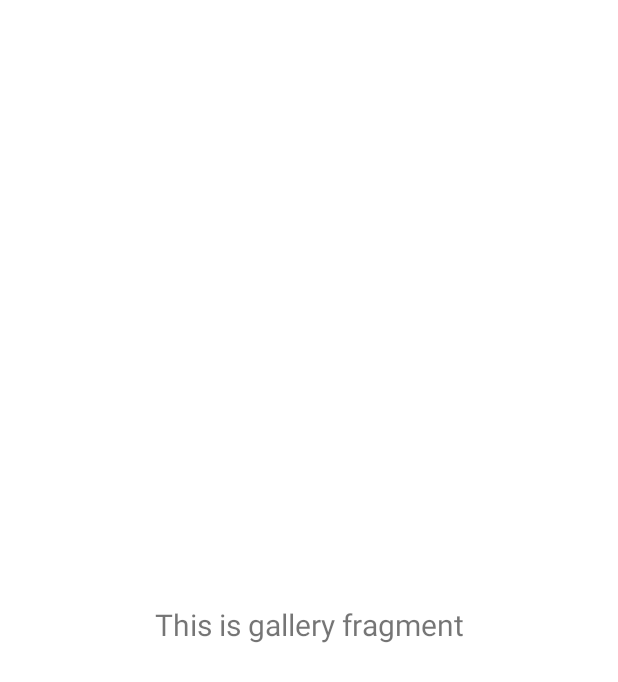
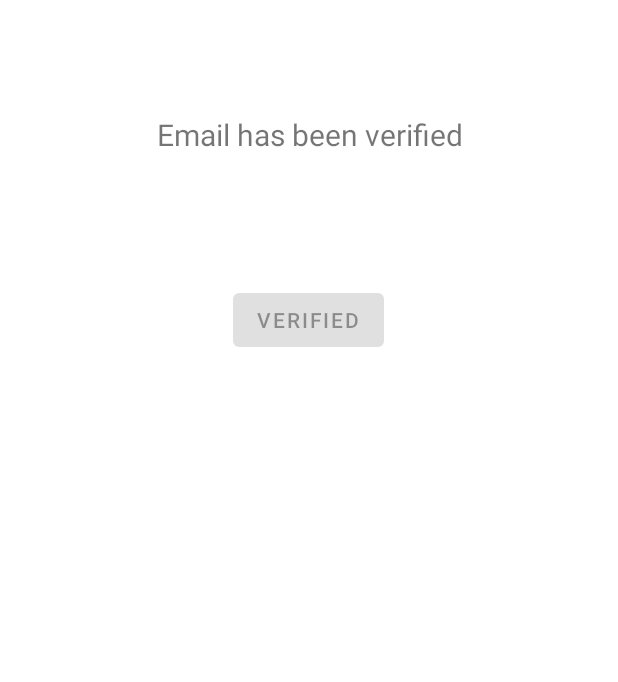
Before and after one commit to andres-sumihe/FCN-Minner, an Android app: the fragment GalleryFragment shown on its own in the app's theme, on a phone screen of 412 x 824 dp. Shown: the top 682 px of the screen. Run offline under Robolectric (Android 15) with nearby library versions, the phone set to English and light mode, and no system bars; our stand-ins replace Firebase (no records; nobody signed in at launch, a user with empty details on screens opened directly).

Commit message:
Add Email Verifiy

```diff
--- a/app/src/main/java/com/andflow/fcnminner/MainActivity.java
+++ b/app/src/main/java/com/andflow/fcnminner/MainActivity.java
@@ -74,6 +74,7 @@ public class MainActivity extends AppCompatActivity {
 
     }
 
+
     @Override
     public boolean onCreateOptionsMenu(Menu menu) {
         // Inflate the menu; this adds items to the action bar if it is present.
--- a/app/src/main/java/com/andflow/fcnminner/ui/gallery/GalleryFragment.java
+++ b/app/src/main/java/com/andflow/fcnminner/ui/gallery/GalleryFragment.java
@@ -1,10 +1,13 @@
 package com.andflow.fcnminner.ui.gallery;
 
+import android.content.Intent;
 import android.os.Bundle;
 import android.view.LayoutInflater;
 import android.view.View;
 import android.view.ViewGroup;
+import android.widget.Button;
 import android.widget.TextView;
+import android.widget.Toast;
 
 import androidx.annotation.NonNull;
 import androidx.annotation.Nullable;
@@ -12,11 +15,19 @@ import androidx.fragment.app.Fragment;
 import androidx.lifecycle.Observer;
 import androidx.lifecycle.ViewModelProvider;
 
+import com.andflow.fcnminner.Login;
+import com.andflow.fcnminner.MainActivity;
 import com.andflow.fcnminner.R;
+import com.google.android.gms.tasks.OnSuccessListener;
+import com.google.firebase.auth.FirebaseAuth;
+import com.google.firebase.auth.FirebaseUser;
+import com.google.firebase.firestore.FirebaseFirestore;
 
 public class GalleryFragment extends Fragment {
 
     private GalleryViewModel galleryViewModel;
+    private FirebaseAuth mAuth;
+    private FirebaseFirestore fStore;
 
     public View onCreateView(@NonNull LayoutInflater inflater,
                              ViewGroup container, Bundle savedInstanceState) {
@@ -24,12 +35,40 @@ public class GalleryFragment extends Fragment {
                 new ViewModelProvider(this).get(GalleryViewModel.class);
         View root = inflater.inflate(R.layout.fragment_gallery, container, false);
         final TextView textView = root.findViewById(R.id.text_gallery);
+        final TextView textView2 = root.findViewById(R.id.text_gallery2);
+        final Button buttonVerify = root.findViewById(R.id.buttonVerify);
+        mAuth = FirebaseAuth.getInstance();
+        fStore = FirebaseFirestore.getInstance();
+        FirebaseUser fuser = mAuth.getCurrentUser();
+
         galleryViewModel.getText().observe(getViewLifecycleOwner(), new Observer<String>() {
             @Override
             public void onChanged(@Nullable String s) {
-                textView.setText(s);
+                if(fuser.isEmailVerified()){
+                    buttonVerify.setText("Verified");
+                    buttonVerify.setEnabled(false);
+                    textView2.setVisibility(View.INVISIBLE);
+                    textView.setText("Email has been verified");
+                }else{
+                    textView.setText("Your email has not been verified");
+                    textView2.setText("Please verify your email before making a withdrawal");
+                    buttonVerify.setText("Verify");
+                }
             }
         });
+
+        buttonVerify.setOnClickListener(new View.OnClickListener() {
+            @Override
+            public void onClick(View v) {
+                fuser.sendEmailVerification().addOnSuccessListener(new OnSuccessListener<Void>() {
+                    @Override
+                    public void onSuccess(Void aVoid) {
+                        //Toast gak jadi
+                    }
+                });
+            }
+        });
+
         return root;
     }
 }
--- a/app/src/main/java/com/andflow/fcnminner/ui/gallery/GalleryViewModel.java
+++ b/app/src/main/java/com/andflow/fcnminner/ui/gallery/GalleryViewModel.java
@@ -16,4 +16,6 @@ public class GalleryViewModel extends ViewModel {
     public LiveData<String> getText() {
         return mText;
     }
+
+
 }
--- a/app/src/main/res/layout/fragment_gallery.xml
+++ b/app/src/main/res/layout/fragment_gallery.xml
@@ -17,6 +17,35 @@
         android:textSize="20sp"
         app:layout_constraintBottom_toBottomOf="parent"
         app:layout_constraintEnd_toEndOf="parent"
+        app:layout_constraintHorizontal_bias="0.0"
         app:layout_constraintStart_toStartOf="parent"
-        app:layout_constraintTop_toTopOf="parent" />
+        app:layout_constraintTop_toTopOf="parent"
+        app:layout_constraintVertical_bias="0.086" />
+
+    <TextView
+        android:id="@+id/text_gallery2"
+        android:layout_width="match_parent"
+        android:layout_height="wrap_content"
+        android:layout_marginStart="8dp"
+        android:layout_marginTop="8dp"
+        android:layout_marginEnd="8dp"
+        android:textAlignment="center"
+        android:textSize="15sp"
+        app:layout_constraintBottom_toBottomOf="parent"
+        app:layout_constraintEnd_toEndOf="parent"
+        app:layout_constraintHorizontal_bias="0.0"
+        app:layout_constraintStart_toStartOf="parent"
+        app:layout_constraintTop_toTopOf="parent"
+        app:layout_constraintVertical_bias="0.158" />
+
+    <Button
+        android:id="@+id/buttonVerify"
+        android:layout_width="wrap_content"
+        android:layout_height="wrap_content"
+        app:layout_constraintBottom_toBottomOf="parent"
+        app:layout_constraintEnd_toEndOf="parent"
+        app:layout_constraintHorizontal_bias="0.498"
+        app:layout_constraintStart_toStartOf="parent"
+        app:layout_constraintTop_toTopOf="parent"
+        app:layout_constraintVertical_bias="0.244" />
 </androidx.constraintlayout.widget.ConstraintLayout>
--- a/app/src/main/res/values/strings.xml
+++ b/app/src/main/res/values/strings.xml
@@ -5,10 +5,10 @@
     <string name="nav_header_title">Android Studio</string>
     <string name="nav_header_subtitle">android.studio@android.com</string>
     <string name="nav_header_desc">Navigation header</string>
-    <string name="action_settings">Settings</string>
+    <string name="action_settings">Logout</string>
 
     <string name="menu_home">Home</string>
-    <string name="menu_gallery">Gallery</string>
+    <string name="menu_gallery">Email Verify</string>
     <string name="menu_slideshow">Slideshow</string>
     <string name="menu_about">About</string>
 
```
